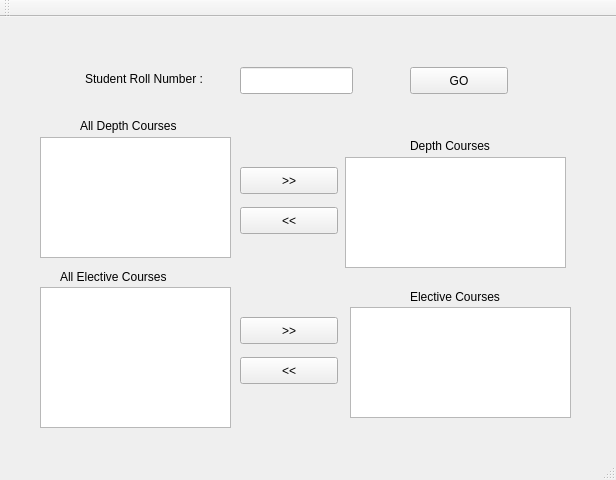
harshitgupta1337/UDIS, file mainwindow.ui: the form before one commit.
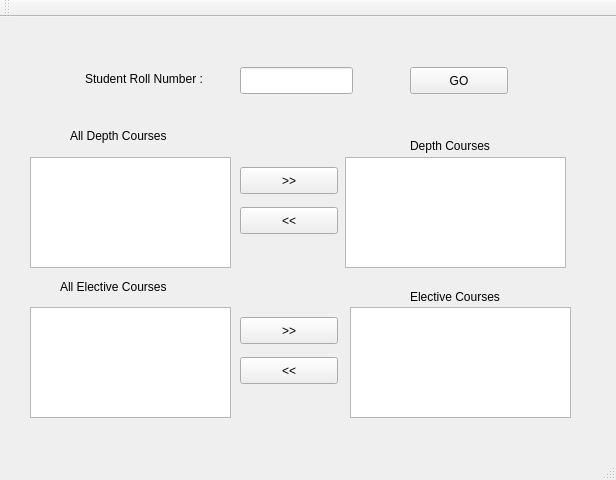
The form after the commit.

Commit message: Courses List fo Registration is getting Populated. Need to add proper functiionality.

```diff
--- a/mainwindow.ui
+++ b/mainwindow.ui
@@ -977,16 +977,6 @@
        </rect>
       </property>
      </widget>
-     <widget class="QListView" name="CourseRegisterAllDepthCoursesListView">
-      <property name="geometry">
-       <rect>
-        <x>50</x>
-        <y>130</y>
-        <width>191</width>
-        <height>121</height>
-       </rect>
-      </property>
-     </widget>
      <widget class="QListWidget" name="CourseRegisterDepthCoursesListWidget">
       <property name="geometry">
        <rect>
@@ -1062,8 +1052,8 @@
      <widget class="QLabel" name="CourseRegisterAlDepthlCoursesLabel">
       <property name="geometry">
        <rect>
-        <x>90</x>
-        <y>110</y>
+        <x>80</x>
+        <y>120</y>
         <width>131</width>
         <height>17</height>
        </rect>
@@ -1111,21 +1101,11 @@
        <string>GO</string>
       </property>
      </widget>
-     <widget class="QListView" name="CourseRegisterAllElectiveCoursesListView">
-      <property name="geometry">
-       <rect>
-        <x>50</x>
-        <y>280</y>
-        <width>191</width>
-        <height>141</height>
-       </rect>
-      </property>
-     </widget>
      <widget class="QLabel" name="CourseRegisterAllElectiveCoursesLabel">
       <property name="geometry">
        <rect>
         <x>70</x>
-        <y>260</y>
+        <y>270</y>
         <width>151</width>
         <height>20</height>
        </rect>
@@ -1134,6 +1114,26 @@
        <string>All Elective Courses</string>
       </property>
      </widget>
+     <widget class="QListWidget" name="CourseRegisterAllDepthCoursesListWidget">
+      <property name="geometry">
+       <rect>
+        <x>40</x>
+        <y>150</y>
+        <width>201</width>
+        <height>111</height>
+       </rect>
+      </property>
+     </widget>
+     <widget class="QListWidget" name="CourseRegisterAllElectiveCoursesListWidget">
+      <property name="geometry">
+       <rect>
+        <x>40</x>
+        <y>300</y>
+        <width>201</width>
+        <height>111</height>
+       </rect>
+      </property>
+     </widget>
     </widget>
    </widget>
   </widget>
```
The commit also changes 3 other files.
